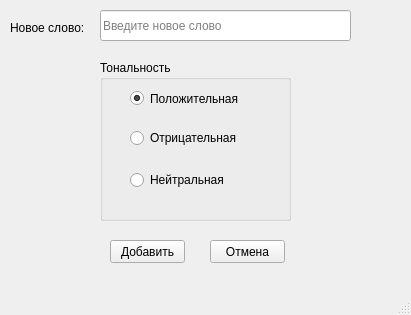
This is ui/addNewWordForm/addNewWordForm.ui in Andrew-Garanin/SentimentVisualizationApp as Qt 5 draws it before an edit. The edited form follows.
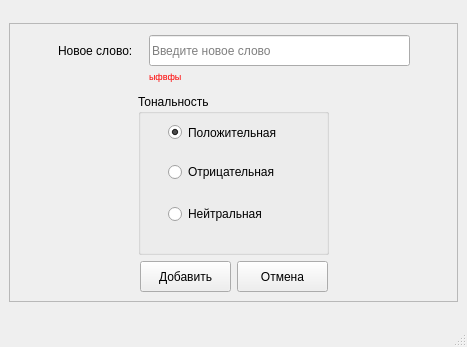
This is the edited form.

Commit message: Improved display of forms

The edit to the form file:
```diff
--- a/ui/addNewWordForm/addNewWordForm.ui
+++ b/ui/addNewWordForm/addNewWordForm.ui
@@ -6,22 +6,63 @@
    <rect>
     <x>0</x>
     <y>0</y>
-    <width>411</width>
-    <height>315</height>
+    <width>467</width>
+    <height>347</height>
    </rect>
   </property>
   <property name="windowTitle">
    <string>Новое слово</string>
   </property>
   <widget class="QWidget" name="centralwidget">
+   <layout class="QGridLayout" name="gridLayout">
+    <item row="0" column="0">
+     <widget class="QFrame" name="frame">
+      <property name="sizePolicy">
+       <sizepolicy hsizetype="Preferred" vsizetype="Fixed">
+        <horstretch>0</horstretch>
+        <verstretch>0</verstretch>
+       </sizepolicy>
+      </property>
+      <property name="frameShape">
+       <enum>QFrame::StyledPanel</enum>
+      </property>
+      <property name="frameShadow">
+       <enum>QFrame::Raised</enum>
+      </property>
+      <layout class="QGridLayout" name="gridLayout_3">
+       <item row="0" column="0">
+        <layout class="QHBoxLayout" name="horizontalLayout_2">
+         <item>
+          <spacer name="horizontalSpacer_7">
+           <property name="orientation">
+            <enum>Qt::Horizontal</enum>
+           </property>
+           <property name="sizeHint" stdset="0">
+            <size>
+             <width>13</width>
+             <height>55</height>
+            </size>
+           </property>
+          </spacer>
+         </item>
+         <item>
+          <layout class="QGridLayout" name="gridLayout_2">
+           <property name="spacing">
+            <number>0</number>
+           </property>
+           <item row="2" column="1">
    <widget class="QLabel" name="labelError">
-    <property name="geometry">
-     <rect>
-      <x>100</x>
-      <y>40</y>
+             <property name="minimumSize">
+              <size>
       <width>251</width>
       <height>16</height>
-     </rect>
+              </size>
+             </property>
+             <property name="maximumSize">
+              <size>
+               <width>251</width>
+               <height>16</height>
+              </size>
     </property>
     <property name="font">
      <font>
@@ -32,33 +73,87 @@
      <string notr="true">color: rgb(255, 0, 0);</string>
     </property>
     <property name="text">
-     <string/>
-    </property>
-   </widget>
+              <string>ыфвфы</string>
+             </property>
+            </widget>
+           </item>
+           <item row="0" column="1">
    <widget class="QLineEdit" name="newWordEdit">
-    <property name="geometry">
-     <rect>
-      <x>100</x>
-      <y>10</y>
-      <width>251</width>
+             <property name="sizePolicy">
+              <sizepolicy hsizetype="Expanding" vsizetype="Fixed">
+               <horstretch>0</horstretch>
+               <verstretch>0</verstretch>
+              </sizepolicy>
+             </property>
+             <property name="minimumSize">
+              <size>
+               <width>261</width>
       <height>31</height>
-     </rect>
+              </size>
     </property>
     <property name="styleSheet">
      <string notr="true"/>
     </property>
+             <property name="frame">
+              <bool>true</bool>
+             </property>
     <property name="placeholderText">
      <string>Введите новое слово</string>
     </property>
    </widget>
+           </item>
+           <item row="0" column="0">
+            <widget class="QLabel" name="labelNewWord">
+             <property name="minimumSize">
+              <size>
+               <width>91</width>
+               <height>21</height>
+              </size>
+             </property>
+             <property name="text">
+              <string>Новое слово:</string>
+             </property>
+            </widget>
+           </item>
+          </layout>
+         </item>
+         <item>
+          <spacer name="horizontalSpacer_6">
+           <property name="orientation">
+            <enum>Qt::Horizontal</enum>
+           </property>
+           <property name="sizeHint" stdset="0">
+            <size>
+             <width>13</width>
+             <height>55</height>
+            </size>
+           </property>
+          </spacer>
+         </item>
+        </layout>
+       </item>
+       <item row="1" column="0">
+        <layout class="QHBoxLayout" name="horizontalLayout_3">
+         <item>
+          <spacer name="horizontalSpacer">
+           <property name="orientation">
+            <enum>Qt::Horizontal</enum>
+           </property>
+           <property name="sizeHint" stdset="0">
+            <size>
+             <width>40</width>
+             <height>20</height>
+            </size>
+           </property>
+          </spacer>
+         </item>
+         <item>
    <widget class="QGroupBox" name="chooseSentimentGroupBox">
-    <property name="geometry">
-     <rect>
-      <x>100</x>
-      <y>60</y>
+           <property name="minimumSize">
+            <size>
       <width>191</width>
       <height>161</height>
-     </rect>
+            </size>
     </property>
     <property name="title">
      <string>Тональность</string>
@@ -106,45 +201,86 @@
      </property>
     </widget>
    </widget>
+         </item>
+         <item>
+          <spacer name="horizontalSpacer_2">
+           <property name="orientation">
+            <enum>Qt::Horizontal</enum>
+           </property>
+           <property name="sizeHint" stdset="0">
+            <size>
+             <width>40</width>
+             <height>20</height>
+            </size>
+           </property>
+          </spacer>
+         </item>
+        </layout>
+       </item>
+       <item row="2" column="0">
+        <layout class="QHBoxLayout" name="horizontalLayout_4">
+         <item>
+          <spacer name="horizontalSpacer_4">
+           <property name="orientation">
+            <enum>Qt::Horizontal</enum>
+           </property>
+           <property name="sizeHint" stdset="0">
+            <size>
+             <width>40</width>
+             <height>20</height>
+            </size>
+           </property>
+          </spacer>
+         </item>
+         <item>
+          <layout class="QHBoxLayout" name="horizontalLayout">
+           <item>
    <widget class="QPushButton" name="buttonAdd">
-    <property name="geometry">
-     <rect>
-      <x>110</x>
-      <y>240</y>
-      <width>75</width>
-      <height>23</height>
-     </rect>
+             <property name="minimumSize">
+              <size>
+               <width>91</width>
+               <height>31</height>
+              </size>
     </property>
     <property name="text">
      <string>Добавить</string>
     </property>
    </widget>
-   <widget class="QLabel" name="labelNewWord">
-    <property name="geometry">
-     <rect>
-      <x>10</x>
-      <y>20</y>
-      <width>91</width>
-      <height>16</height>
-     </rect>
-    </property>
-    <property name="text">
-     <string>Новое слово:</string>
-    </property>
-   </widget>
+           </item>
+           <item>
    <widget class="QPushButton" name="buttonCancel">
-    <property name="geometry">
-     <rect>
-      <x>210</x>
-      <y>240</y>
-      <width>75</width>
-      <height>23</height>
-     </rect>
+             <property name="minimumSize">
+              <size>
+               <width>91</width>
+               <height>31</height>
+              </size>
     </property>
     <property name="text">
      <string>Отмена</string>
     </property>
    </widget>
+           </item>
+          </layout>
+         </item>
+         <item>
+          <spacer name="horizontalSpacer_3">
+           <property name="orientation">
+            <enum>Qt::Horizontal</enum>
+           </property>
+           <property name="sizeHint" stdset="0">
+            <size>
+             <width>40</width>
+             <height>20</height>
+            </size>
+           </property>
+          </spacer>
+         </item>
+        </layout>
+       </item>
+      </layout>
+     </widget>
+    </item>
+   </layout>
   </widget>
   <widget class="QMenuBar" name="menubar">
    <property name="geometry">
```
Left out of the diff: 2 changed lines with no effect on the pictures. Lines whose indentation alone changed are shown as unchanged. The commit also changes 3 other files.
